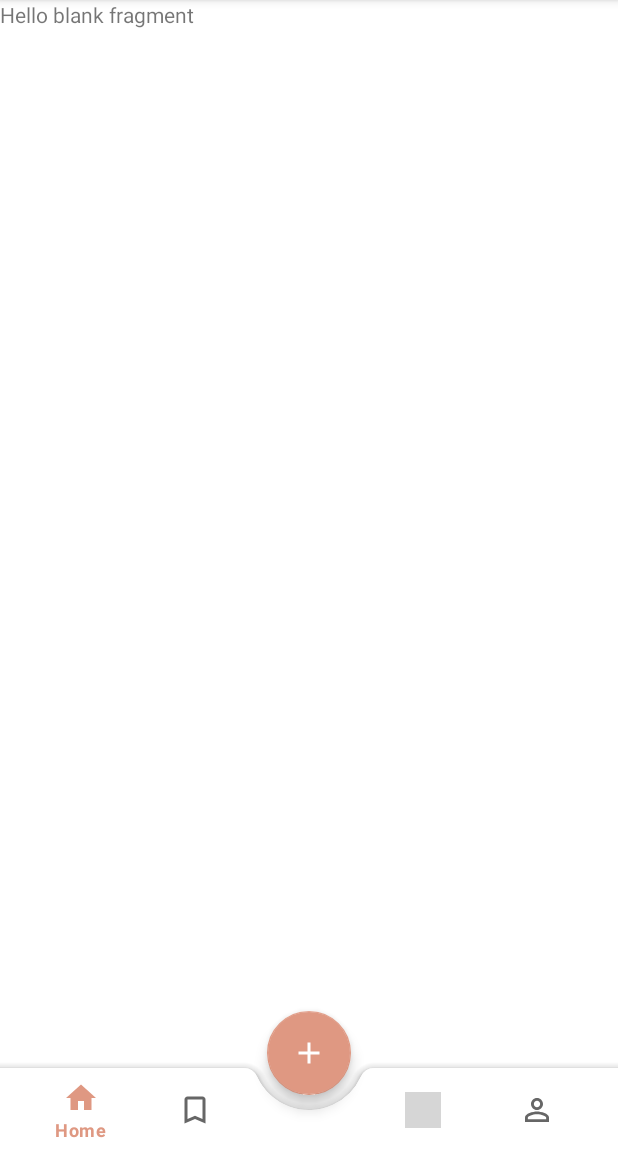
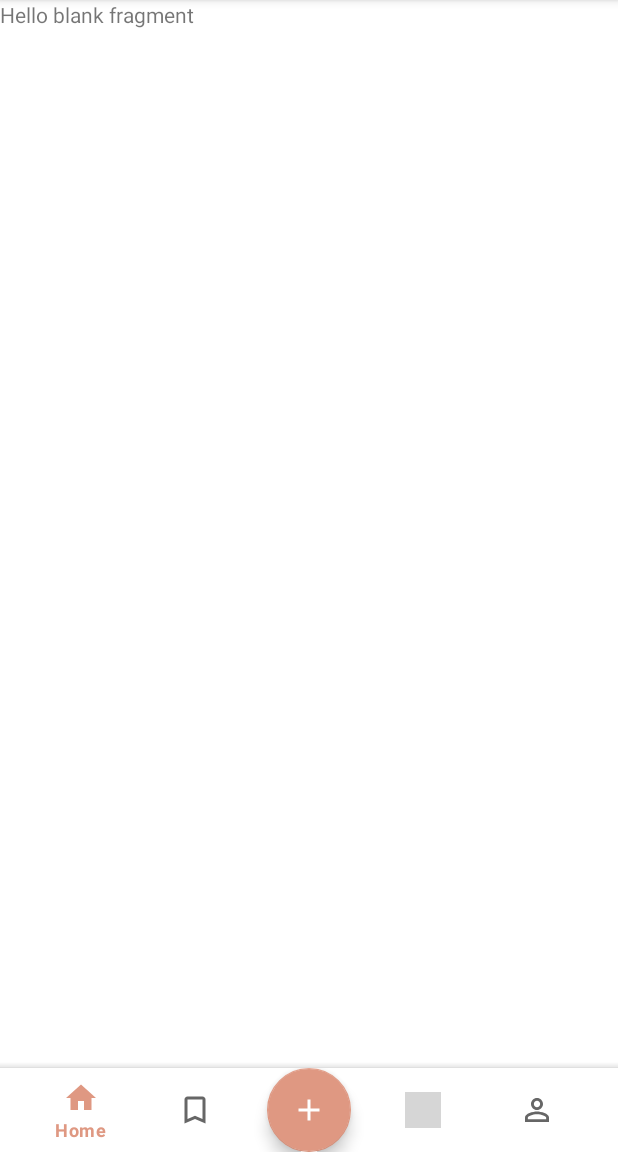
Before and after one commit to adlynasn/BitByBitApp, an Android app: the homePage screen opened through its navigation route, on a phone screen of 412 x 824 dp, the part 84-1236 px from its top. Run offline under Robolectric (Android 15) with nearby library versions, the phone set to English and light mode, and no system bars; grey boxes are pictures that could not be loaded.

Commit message:
abrario1

```diff
--- a/app/src/main/res/layout/activity_main.xml
+++ b/app/src/main/res/layout/activity_main.xml
@@ -11,41 +11,10 @@
         android:id="@+id/fragmentContainerView"
         android:name="androidx.navigation.fragment.NavHostFragment"
         android:layout_width="match_parent"
-        android:layout_height="669dp"
+        android:layout_height="match_parent"
         android:layout_weight="1"
         app:defaultNavHost="true"
         app:navGraph="@navigation/nav" />
 
-    <com.google.android.material.bottomappbar.BottomAppBar
-        android:layout_width="match_parent"
-        android:layout_height="wrap_content"
-        android:layout_gravity="bottom"
-        android:id="@+id/bottomAppBar"
-        app:fabCradleMargin="10dp"
-        app:fabCradleRoundedCornerRadius="10dp"
-        app:fabCradleVerticalOffset="10dp"
->
-
-    <com.google.android.material.bottomnavigation.BottomNavigationView
-        android:id="@+id/bottomNavigationView"
-        android:layout_width="match_parent"
-        android:layout_height="wrap_content"
-        android:layout_marginRight="16dp"
-        app:menu="@menu/bottom_nav_menu"
-        android:background="@drawable/transparent_background"
-
-        />
-</com.google.android.material.bottomappbar.BottomAppBar>
-
-
-    <com.google.android.material.floatingactionbutton.FloatingActionButton
-        android:id="@+id/floatingActionButton"
-        android:layout_width="wrap_content"
-        android:layout_height="wrap_content"
-        android:src="@drawable/ic_baseline_white_plus_sign_24"
-        app:layout_anchor="@id/bottomAppBar"
-
-        />
-
 
 </androidx.coordinatorlayout.widget.CoordinatorLayout>
--- a/app/src/main/res/layout/fragment_home_page.xml
+++ b/app/src/main/res/layout/fragment_home_page.xml
@@ -3,6 +3,7 @@
     xmlns:tools="http://schemas.android.com/tools"
     android:layout_width="match_parent"
     android:layout_height="match_parent"
+    xmlns:app="http://schemas.android.com/apk/res-auto"
     tools:context=".homePage">
 
     <!-- TODO: Update blank fragment layout -->
@@ -12,4 +13,35 @@
         android:text="@string/hello_blank_fragment"
          />
 
+    <com.google.android.material.bottomappbar.BottomAppBar
+        android:layout_width="match_parent"
+        android:layout_height="wrap_content"
+        android:layout_gravity="bottom"
+        android:id="@+id/bottomAppBar"
+        app:fabCradleMargin="10dp"
+        app:fabCradleRoundedCornerRadius="10dp"
+        app:fabCradleVerticalOffset="10dp"
+        tools:ignore="BottomAppBar">
+
+        <com.google.android.material.bottomnavigation.BottomNavigationView
+            android:id="@+id/bottomNavigationView"
+            android:layout_width="match_parent"
+            android:layout_height="wrap_content"
+            android:layout_marginRight="16dp"
+            app:menu="@menu/bottom_nav_menu"
+            android:background="@drawable/transparent_background">
+
+            <com.google.android.material.floatingactionbutton.FloatingActionButton
+                android:id="@+id/floatingActionButton"
+                android:layout_width="wrap_content"
+                android:layout_height="wrap_content"
+                android:layout_gravity="center"
+                android:src="@drawable/ic_baseline_white_plus_sign_24"
+                app:layout_anchor="@id/bottomAppBar"
+
+                />
+        </com.google.android.material.bottomnavigation.BottomNavigationView>
+    </com.google.android.material.bottomappbar.BottomAppBar>
+
+
 </FrameLayout>
```
Also changed, not shown: app/src/main/java/com/example/bitbybit/registerPage.java (+47 -0 lines).
